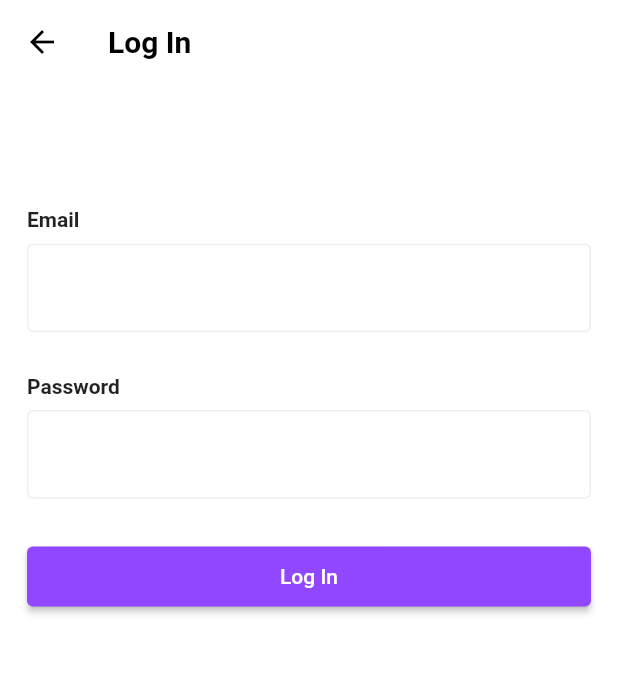
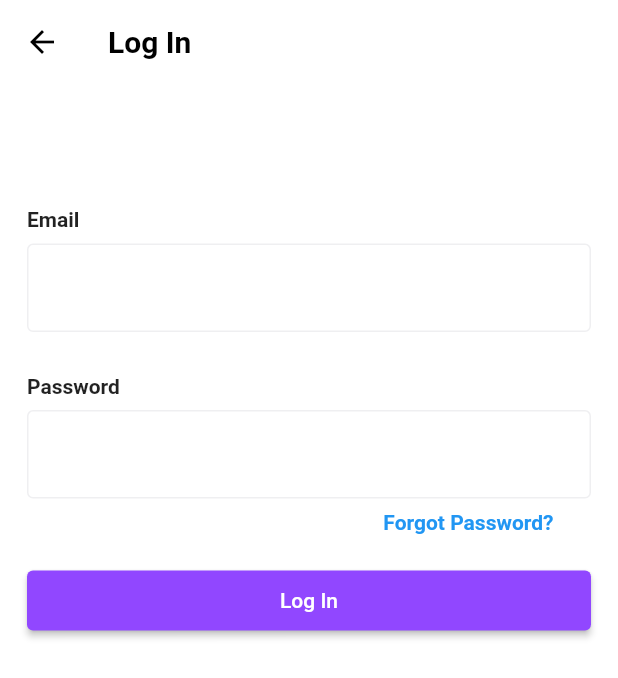
Before and after one commit to akatokurojp/sabitok, a Flutter app: the screen it shows after launch, after a tap on "Log In", on a phone screen of 412 x 824 dp. Shown: the top 678 px of the screen. Run offline on Flutter 3.47's test engine with Material 2 defaults, Android fonts, the phone set to English and light mode, and no system bars; our stand-ins replace cached_network_image, cloud_firestore, dotted_border, file_picker, firebase_auth, firebase_core and 4 more; missing offline and left inert: agora_rtc_engine, lit_ui_kit; accounts and stored records are empty; network calls fail.

Commit message:
Forgot Password dan Balls

```diff
--- a/lib/screens/login_screen.dart
+++ b/lib/screens/login_screen.dart
@@ -1,5 +1,6 @@
 import 'package:flutter/material.dart';
 import 'package:sabitok/resources/auth_methods.dart';
+import 'package:sabitok/screens/forgor.dart';
 import 'package:sabitok/screens/home_screen.dart';
 import 'package:sabitok/widgets/custom_button.dart';
 import 'package:sabitok/widgets/custom_textfield.dart';
@@ -86,6 +87,27 @@ class _LoginScreenState extends State<LoginScreen> {
                       controller: _passwordController,
                     ),
                   ),
+                  Padding(
+                    padding: const EdgeInsets.symmetric(horizontal: 25.0),
+                    child: Row(
+                      mainAxisAlignment: MainAxisAlignment.end,
+                      children: [
+                        GestureDetector(
+                          onTap: (() {
+                            Navigator.of(context).push(MaterialPageRoute(
+                                builder: (context) => ForgorPage()));
+                          }),
+                          child: Text(
+                            'Forgot Password?',
+                            style: TextStyle(
+                              color: Colors.blue,
+                              fontWeight: FontWeight.bold,
+                            ),
+                          ),
+                        ),
+                      ],
+                    ),
+                  ),
                   const SizedBox(
                     height: 20,
                   ),
--- a/pubspec.yaml
+++ b/pubspec.yaml
@@ -50,6 +50,7 @@ dependencies:
   json_annotation: ^4.0.1
   cached_network_image: ^3.2.3
   lottie: ^2.2.0
+  lit_ui_kit: ^1.4.0
 
 
 dev_dependencies:
```
Also changed, not shown: lib/screens/forgor.dart (added, +107 -0 lines), pubspec.lock, 1 other file.
